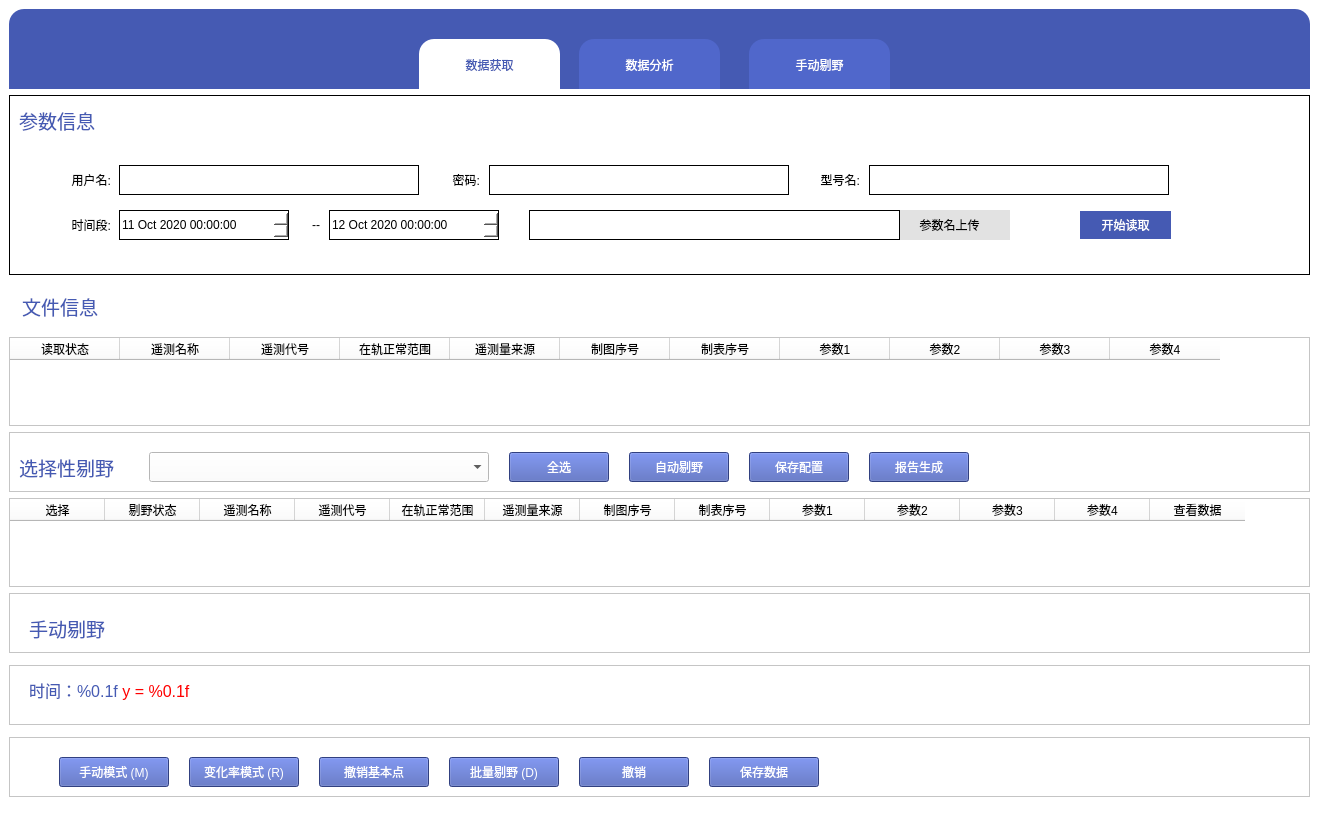
Qt form interface.ui (Shen-LW/analysis_xp) before a commit.
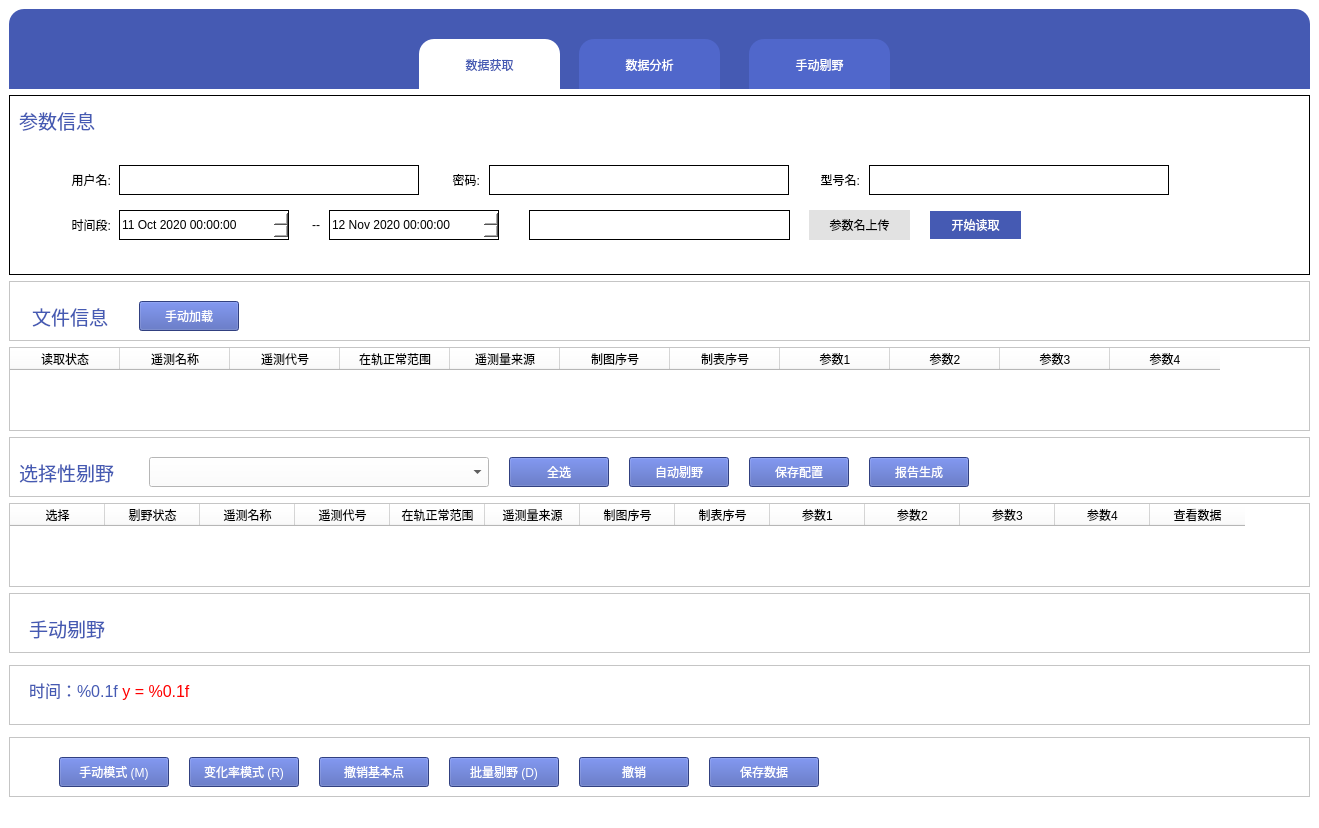
The same form after that commit.

What changed in the file:
```diff
--- a/interface.ui
+++ b/interface.ui
@@ -10,6 +10,12 @@
     <height>828</height>
    </rect>
   </property>
+  <property name="minimumSize">
+   <size>
+    <width>1319</width>
+    <height>828</height>
+   </size>
+  </property>
   <property name="windowTitle">
    <string>MainWindow</string>
   </property>
@@ -195,7 +201,7 @@
       <widget class="QPushButton" name="crawl_btn">
        <property name="geometry">
         <rect>
-         <x>1070</x>
+         <x>920</x>
          <y>115</y>
          <width>93</width>
          <height>30</height>
@@ -249,9 +255,9 @@
       <widget class="QPushButton" name="upload_excel_btn">
        <property name="geometry">
         <rect>
-         <x>880</x>
+         <x>800</x>
          <y>115</y>
-         <width>121</width>
+         <width>101</width>
          <height>30</height>
         </rect>
        </property>
@@ -300,10 +306,17 @@
          <minute>0</minute>
          <second>0</second>
          <year>2020</year>
-         <month>10</month>
+         <month>11</month>
          <day>12</day>
         </datetime>
        </property>
+       <property name="date">
+        <date>
+         <year>2020</year>
+         <month>11</month>
+         <day>12</day>
+        </date>
+       </property>
       </widget>
       <widget class="QLabel" name="label_7">
        <property name="geometry">
@@ -371,7 +384,7 @@
         <rect>
          <x>520</x>
          <y>115</y>
-         <width>371</width>
+         <width>261</width>
          <height>30</height>
         </rect>
        </property>
@@ -401,7 +414,51 @@
      </widget>
     </item>
     <item>
+     <widget class="QFrame" name="frame_7">
+      <property name="minimumSize">
+       <size>
+        <width>0</width>
+        <height>60</height>
+       </size>
+      </property>
+      <property name="maximumSize">
+       <size>
+        <width>16777215</width>
+        <height>60</height>
+       </size>
+      </property>
+      <property name="frameShape">
+       <enum>QFrame::StyledPanel</enum>
+      </property>
+      <property name="frameShadow">
+       <enum>QFrame::Raised</enum>
+      </property>
+      <widget class="QPushButton" name="open_sdat_btn">
+       <property name="geometry">
+        <rect>
+         <x>130</x>
+         <y>20</y>
+         <width>100</width>
+         <height>30</height>
+        </rect>
+       </property>
+       <property name="styleSheet">
+        <string notr="true">background-color:#455ab3;color:#fff;
+font: 10pt &quot;Microsoft YaHei UI&quot;;</string>
+       </property>
+       <property name="text">
+        <string>手动加载</string>
+       </property>
+      </widget>
      <widget class="QLabel" name="label_2">
+       <property name="geometry">
+        <rect>
+         <x>10</x>
+         <y>10</y>
+         <width>120</width>
+         <height>50</height>
+        </rect>
+       </property>
       <property name="minimumSize">
        <size>
         <width>120</width>
@@ -432,6 +489,7 @@
       <property name="text">
        <string>文件信息</string>
       </property>
+      </widget>
      </widget>
     </item>
     <item>
```
Lines whose indentation alone changed are shown as unchanged.
